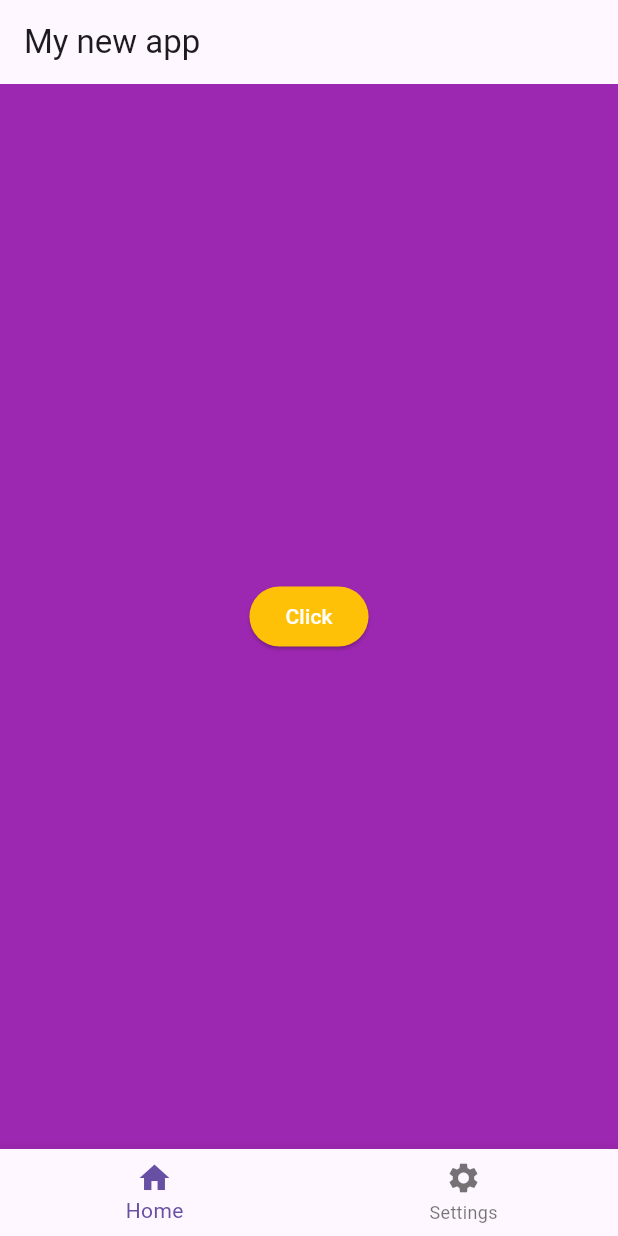
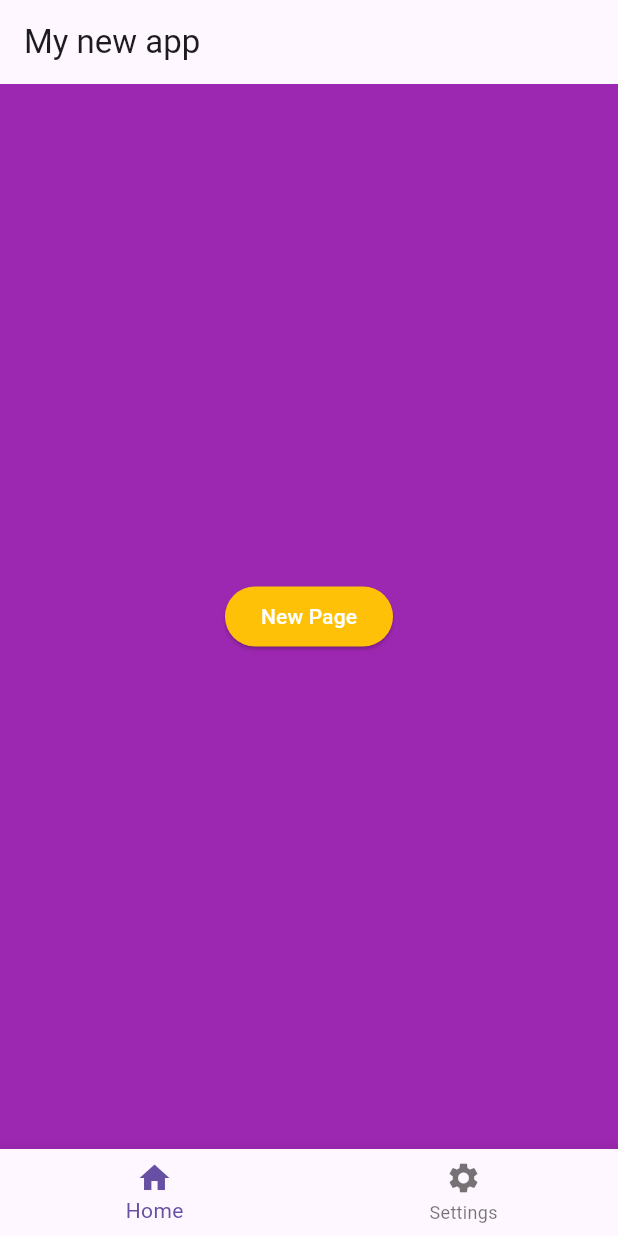
Before and after one commit to A-K-0802/Flutter_testing, a Flutter app: the screen it shows after launch, on a phone screen of 412 x 824 dp. Run offline on Flutter 3.47's test engine with Material 3 defaults, Android fonts, the phone set to English and light mode, and no system bars.

Commit message:
Minor change

```diff
--- a/lib/main.dart
+++ b/lib/main.dart
@@ -26,7 +26,7 @@ class Firstpage extends StatefulWidget {
 }
 
 class _FirstpageState extends State<Firstpage> {
-  String buttonname = 'Click';
+  String buttonname = 'New Page';
   int current = 0;
   @override
   Widget build(BuildContext context) {
```
